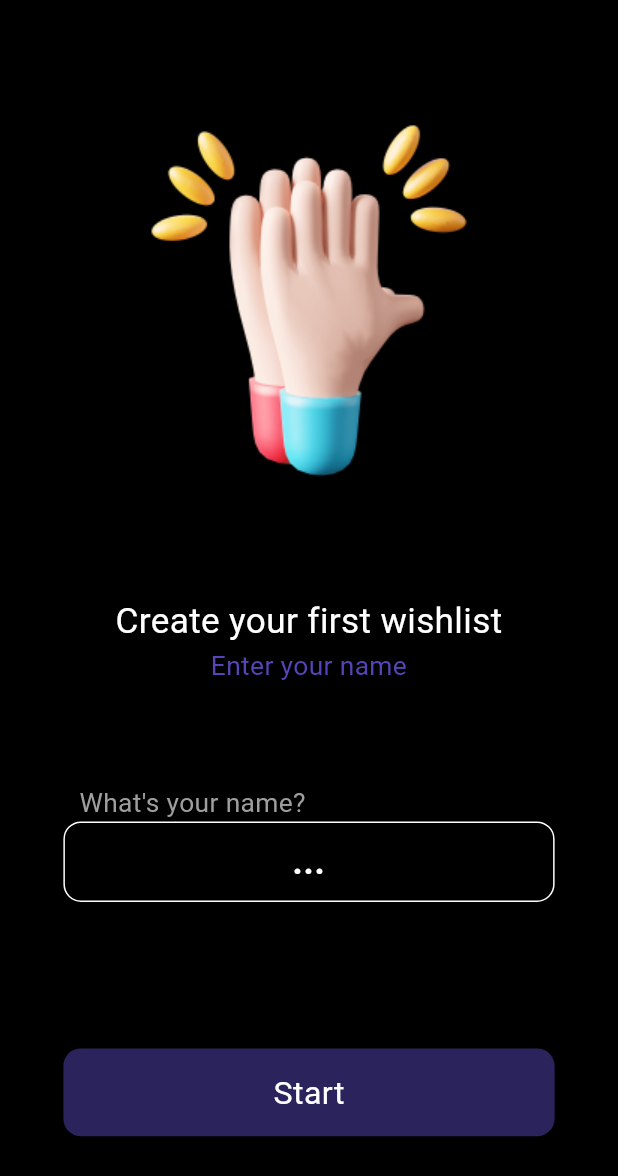
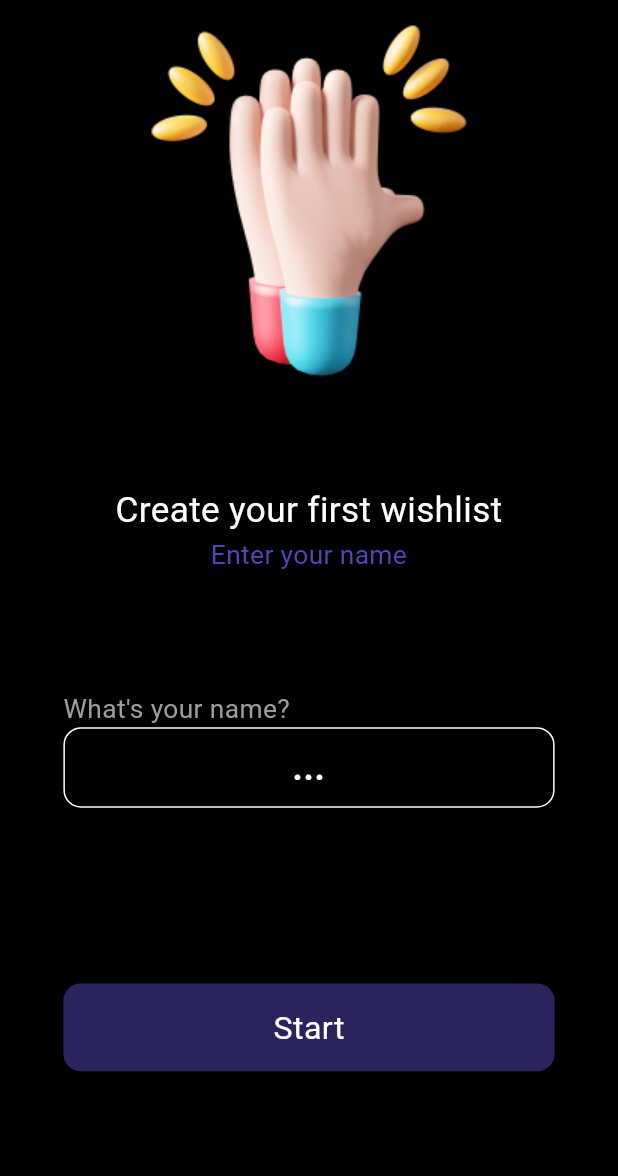
Before and after one commit to tuiaaraok/Save-and-Realize, a Flutter app: the CreateAcountScreen screen opened by its route, on a phone screen of 412 x 824 dp. Shown: the top 1176 px of the screen. Run offline on Flutter 3.47's test engine with Material 3 defaults, Android fonts, the phone set to English and light mode, and no system bars; our stand-ins replace flutter_screenutil, flutter_svg, hive, hive_flutter, image_picker; missing offline and left inert: launch_review; accounts and stored records are empty.

Commit message:
New commit

```diff
--- a/lib/screens/create_acount_screen.dart
+++ b/lib/screens/create_acount_screen.dart
@@ -37,9 +37,11 @@ class _CreateAcountScreenState extends State<CreateAcountScreen> {
   Widget build(BuildContext context) {
     return Scaffold(
       body: SafeArea(
-      child: Center(
+        child: Container(
+          width: 390.w,
+          height: 844.h,
+          child: SingleChildScrollView(
             child: Column(
-          mainAxisAlignment: MainAxisAlignment.spaceEvenly,
               crossAxisAlignment: CrossAxisAlignment.center,
               children: <Widget>[
                 Image(
@@ -48,6 +50,9 @@ class _CreateAcountScreenState extends State<CreateAcountScreen> {
                   ),
                   height: 250.w,
                   width: 250.w,
+                ),
+                SizedBox(
+                  height: 60.h,
                 ),
                 Column(
                   children: [
@@ -66,23 +71,24 @@ class _CreateAcountScreenState extends State<CreateAcountScreen> {
                     ),
                   ],
                 ),
+                SizedBox(
+                  height: 80.h,
+                ),
                 Container(
                   width: 310.w,
                   child: Column(
                     crossAxisAlignment: CrossAxisAlignment.start,
                     children: [
-                  Padding(
-                    padding: EdgeInsets.only(left: 10.w),
-                    child: Text(
+                      Text(
                         "What's your name?",
                         style: kSubtitleStyle,
-                    ),
                       ),
                       Container(
                         height: 55.h,
                         width: 310.w,
                         decoration: BoxDecoration(
-                        borderRadius: BorderRadius.all(Radius.circular(12.r)),
+                            borderRadius:
+                                BorderRadius.all(Radius.circular(12.r)),
                             border: Border.all(color: Colors.white)),
                         child: Center(
                           child: TextField(
@@ -90,8 +96,8 @@ class _CreateAcountScreenState extends State<CreateAcountScreen> {
                             controller: nameController,
                             decoration: InputDecoration(
                                 border: InputBorder.none, // Убираем обводку
-                            focusedBorder:
-                                InputBorder.none, // Убираем обводку при фокусе
+                                focusedBorder: InputBorder
+                                    .none, // Убираем обводку при фокусе
                                 hintText: '...',
                                 hintStyle: TextStyle(
                                     color: Colors.white,
@@ -110,7 +116,7 @@ class _CreateAcountScreenState extends State<CreateAcountScreen> {
                         ),
                       ),
                       SizedBox(
-                    height: 100.h,
+                        height: 120.h,
                       ),
                       GestureDetector(
                         onTap: () {
@@ -144,6 +150,8 @@ class _CreateAcountScreenState extends State<CreateAcountScreen> {
               ],
             ),
           ),
-    ));
+        ),
+      ),
+    );
   }
 }
--- a/lib/screens/delete_friend_wish.dart
+++ b/lib/screens/delete_friend_wish.dart
@@ -65,7 +65,7 @@ class _DeleteFriendWishState extends State<DeleteFriendWish> {
               mainAxisAlignment: MainAxisAlignment.center,
               children: [
                 Container(
-                  height: 170.h,
+                  height: 180.h,
                   width: 140.w,
                   decoration: BoxDecoration(
                     color: Color(0xFF5545B8).withOpacity(0.5),
@@ -204,7 +204,7 @@ class CustomDialog extends StatelessWidget {
       child: Stack(
         children: <Widget>[
           Container(
-            height: 290.h,
+            height: 300.h,
             width: 310.w,
             padding: EdgeInsets.only(
               top: 18.0,
--- a/lib/screens/delete_my_wish.dart
+++ b/lib/screens/delete_my_wish.dart
@@ -64,7 +64,7 @@ class _DeleteMyWishState extends State<DeleteMyWish> {
               mainAxisAlignment: MainAxisAlignment.center,
               children: [
                 Container(
-                  height: 170.h,
+                  height: 180.h,
                   width: 140.w,
                   decoration: BoxDecoration(
                     color: Color(0xFF5545B8).withOpacity(0.5),
@@ -201,7 +201,7 @@ class CustomDialog extends StatelessWidget {
       child: Stack(
         children: <Widget>[
           Container(
-            height: 290.h,
+            height: 300.h,
             width: 310.w,
             padding: EdgeInsets.only(
               top: 18.0,
```
Also changed, not shown: lib/screens/friends_wishes_screen.dart (+12 -1 lines), lib/screens/home_screen.dart (+7 -0 lines), lib/screens/info_screen.dart (+46 -24 lines), assets/icons/Health.png (renamed from assets/icons/Mask.png). Lines whose indentation alone changed are shown as unchanged.
